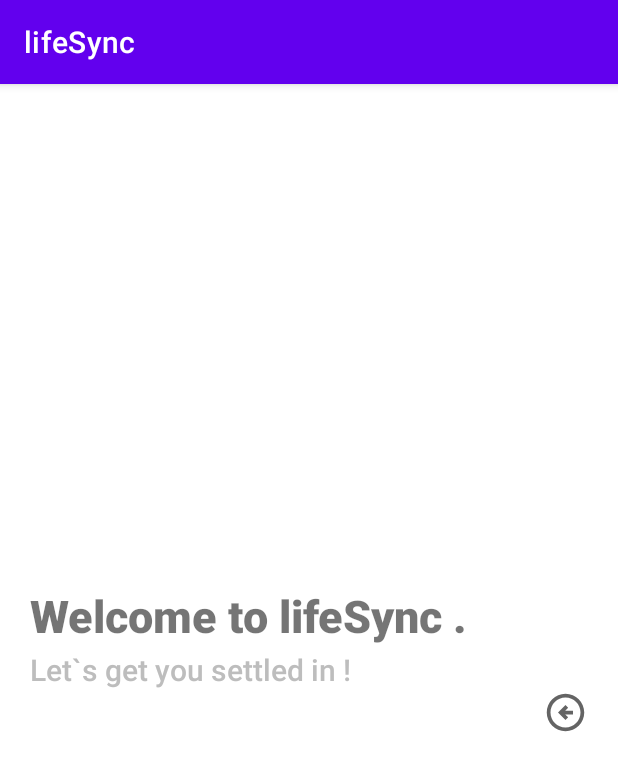
After one commit to kangchong978/lifeSync_android_app, an Android app: the fragment onboarding shown on its own in the app's theme, on a phone screen of 412 x 824 dp. The commit adds this screen. Shown: the top 771 px of the screen. Run offline under Robolectric (Android 15) with nearby library versions, the phone set to English and light mode, and no system bars; 2 statements that could not run were skipped.

Commit message:
Update#Onboarding ui

```diff
--- /dev/null
+++ b/app/src/main/java/com/example/lifesync/onboarding.java
@@ -0,0 +1,176 @@
+package com.example.lifesync;
+
+import android.os.Bundle;
+import android.view.LayoutInflater;
+import android.view.View;
+import android.view.ViewGroup;
+import android.widget.EditText;
+import android.widget.TextView;
+
+import androidx.annotation.NonNull;
+import androidx.annotation.Nullable;
+import androidx.fragment.app.Fragment;
+import androidx.navigation.NavController;
+import androidx.navigation.fragment.NavHostFragment;
+
+import com.google.android.material.progressindicator.CircularProgressIndicator;
+
+import java.util.Objects;
+
+enum OnboardingStep {
+    Welcome(0), InputName(1), InputHeight(2), InputWeight(3), InputAge(4), Congrats(5), HomePage(6);
+    private final int index;
+
+    OnboardingStep(int index) {
+        this.index = index;
+    }
+
+    public static OnboardingStep getNextOnboardingStepFromIndex(int index) {
+        for (OnboardingStep step : OnboardingStep.values()) {
+            if (step.getIndex() == index + 1) {
+                return step;
+            }
+        }
+        return OnboardingStep.values()[0];
+    }
+
+    public int getIndex() {
+        return index;
+    }
+}
+
+public class onboarding extends Fragment {
+    private NavController navController;
+    private OnboardingStep currentStep = OnboardingStep.Welcome;
+
+    private TextView onboarding_welcome_title_textview;
+    private TextView onboarding_name_title_textview;
+    private TextView onboarding_height_title_textview;
+    private TextView onboarding_weight_title_textview;
+    private TextView onboarding_age_title_textview;
+    private TextView onboarding_congrats_title_textview;
+
+    private TextView onboarding_welcome_subtitle_textview;
+    private EditText onboarding_name_edittext;
+    private EditText onboarding_height_edittext;
+    private EditText onboarding_weight_edittext;
+    private EditText onboarding_age_edittext;
+    private TextView onboarding_congrats_subtitle_textview;
+
+    private View onboarding_next_view;
+
+    private CircularProgressIndicator onboarding_loading_CircularProgressIndicator;
+
+    @Override
+    public void onCreate(Bundle savedInstanceState) {
+        super.onCreate(savedInstanceState);
+
+    }
+
+    @Override
+    public View onCreateView(LayoutInflater inflater, ViewGroup container, Bundle savedInstanceState) {
+        return inflater.inflate(R.layout.fragment_onboarding, container, false);
+    }
+
+    @Override
+    public void onViewCreated(@NonNull View view, @Nullable Bundle savedInstanceState) {
+        super.onViewCreated(view, savedInstanceState);
+        NavHostFragment navHostFragment = (NavHostFragment) Objects.requireNonNull(getActivity()).getSupportFragmentManager().findFragmentById(R.id.nav_host_fragment_content_main);
+        assert navHostFragment != null;
+        navController = navHostFragment.getNavController();
+
+        onboarding_welcome_title_textview = view.findViewById(R.id.onboarding_welcome_title_textview);
+        onboarding_name_title_textview = view.findViewById(R.id.onboarding_name_title_textview);
+        onboarding_height_title_textview = view.findViewById(R.id.onboarding_height_title_textview);
+        onboarding_weight_title_textview = view.findViewById(R.id.onboarding_weight_title_textview);
+        onboarding_age_title_textview = view.findViewById(R.id.onboarding_age_title_textview);
+        onboarding_congrats_title_textview = view.findViewById(R.id.onboarding_congrats_title_textview);
+
+        onboarding_welcome_subtitle_textview = view.findViewById(R.id.onboarding_welcome_subtitle_textview);
+        onboarding_name_edittext = view.findViewById(R.id.onboarding_name_edittext);
+        onboarding_height_edittext = view.findViewById(R.id.onboarding_height_edittext);
+        onboarding_weight_edittext = view.findViewById(R.id.onboarding_weight_edittext);
+        onboarding_age_edittext = view.findViewById(R.id.onboarding_age_edittext);
+        onboarding_congrats_subtitle_textview = view.findViewById(R.id.onboarding_congrats_subtitle_textview);
+
+        onboarding_next_view = view.findViewById(R.id.onboarding_next_view);
+        onboarding_next_view.setVisibility(View.VISIBLE);
+        onboarding_next_view.setOnClickListener(v -> onClickNextView());
+        onboarding_loading_CircularProgressIndicator = view.findViewById(R.id.onboarding_loading_CircularProgressIndicator);
+
+
+        displayOnboardingStepView(OnboardingStep.Welcome);
+    }
+
+    public void onClickNextView() {
+        displayOnboardingStepView(OnboardingStep.getNextOnboardingStepFromIndex(currentStep.getIndex()));
+    }
+
+    private void resetOnboardingStepView() {
+
+        onboarding_welcome_title_textview.setVisibility(View.GONE);
+        onboarding_name_title_textview.setVisibility(View.GONE);
+        onboarding_height_title_textview.setVisibility(View.GONE);
+        onboarding_weight_title_textview.setVisibility(View.GONE);
+        onboarding_age_title_textview.setVisibility(View.GONE);
+        onboarding_congrats_title_textview.setVisibility(View.GONE);
+
+        onboarding_welcome_subtitle_textview.setVisibility(View.GONE);
+        onboarding_name_edittext.setVisibility(View.GONE);
+        onboarding_height_edittext.setVisibility(View.GONE);
+        onboarding_weight_edittext.setVisibility(View.GONE);
+        onboarding_age_edittext.setVisibility(View.GONE);
+        onboarding_congrats_subtitle_textview.setVisibility(View.GONE);
+
+        onboarding_next_view.setVisibility(View.GONE);
+        onboarding_loading_CircularProgressIndicator.setVisibility(View.GONE);
+
+    }
+
+    private void displayOnboardingStepView(OnboardingStep step) {
+        resetOnboardingStepView();
+        switch (step) {
+            case Welcome:
+                onboarding_welcome_title_textview.setVisibility(View.VISIBLE);
+                onboarding_welcome_subtitle_textview.setVisibility(View.VISIBLE);
+                onboarding_next_view.setVisibility(View.VISIBLE);
+                break;
+            case InputName:
+                onboarding_name_title_textview.setVisibility(View.VISIBLE);
+                onboarding_name_edittext.setVisibility(View.VISIBLE);
+                onboarding_next_view.setVisibility(View.VISIBLE);
+                break;
+            case InputHeight:
+                onboarding_height_title_textview.setVisibility(View.VISIBLE);
+                onboarding_weight_edittext.setVisibility(View.VISIBLE);
+                onboarding_next_view.setVisibility(View.VISIBLE);
+                break;
+            case InputWeight:
+                onboarding_weight_title_textview.setVisibility(View.VISIBLE);
+                onboarding_weight_edittext.setVisibility(View.VISIBLE);
+                onboarding_next_view.setVisibility(View.VISIBLE);
+                break;
+            case InputAge:
+                onboarding_age_title_textview.setVisibility(View.VISIBLE);
+                onboarding_age_edittext.setVisibility(View.VISIBLE);
+                onboarding_next_view.setVisibility(View.VISIBLE);
+                break;
+            case Congrats:
+                onboarding_congrats_title_textview.setVisibility(View.VISIBLE);
+                onboarding_congrats_subtitle_textview.setVisibility(View.VISIBLE);
+                onboarding_next_view.setVisibility(View.VISIBLE);
+                break;
+            case HomePage:
+                onboarding_next_view.setVisibility(View.GONE);
+                onboarding_loading_CircularProgressIndicator.setVisibility(View.VISIBLE);
+                navigationToHomePage();
+                break;
+        }
+
+        currentStep = step;
+    }
+
+    private void navigationToHomePage() {
+        navController.navigate(R.id.FirstFragment);
+    }
+}
--- /dev/null
+++ b/app/src/main/res/drawable/outline_arrow_circle_left_24.xml
@@ -0,0 +1,5 @@
+<vector android:height="24dp" android:tint="#646464"
+    android:viewportHeight="24" android:viewportWidth="24"
+    android:width="24dp" xmlns:android="http://schemas.android.com/apk/res/android">
+    <path android:fillColor="@android:color/white" android:pathData="M2,12c0,5.52 4.48,10 10,10c5.52,0 10,-4.48 10,-10S17.52,2 12,2C6.48,2 2,6.48 2,12zM20,12c0,4.42 -3.58,8 -8,8c-4.42,0 -8,-3.58 -8,-8s3.58,-8 8,-8C16.42,4 20,7.58 20,12zM8,12l4,-4l1.41,1.41L11.83,11H16v2h-4.17l1.59,1.59L12,16L8,12z"/>
+</vector>
--- a/app/src/main/res/layout/fragment_first.xml
+++ b/app/src/main/res/layout/fragment_first.xml
@@ -37,7 +37,7 @@
                     android:layout_width="wrap_content"
                     android:layout_height="wrap_content"
                     android:text="@string/welcome"
-                    android:textColor="#BDBDBD"
+                    android:textColor="@color/grey"
                     android:textSize="18sp" />
 
                 <TextView
--- /dev/null
+++ b/app/src/main/res/layout/fragment_onboarding.xml
@@ -0,0 +1,173 @@
+<?xml version="1.0" encoding="utf-8"?>
+<FrameLayout xmlns:android="http://schemas.android.com/apk/res/android"
+    xmlns:tools="http://schemas.android.com/tools"
+    android:layout_width="match_parent"
+    android:layout_height="match_parent"
+    tools:context=".onboarding">
+
+    <LinearLayout
+        android:layout_width="match_parent"
+        android:layout_height="match_parent"
+        android:gravity="center_vertical"
+        android:orientation="vertical"
+        android:paddingHorizontal="20dp"
+        tools:ignore="UselessParent">
+
+        <TextView
+            android:id="@+id/onboarding_welcome_title_textview"
+            android:layout_width="wrap_content"
+            android:layout_height="wrap_content"
+            android:fontFamily="sans-serif-black"
+            android:text="@string/welcome_to_lifesync"
+            android:textSize="30sp"
+            android:visibility="gone" />
+
+        <TextView
+            android:id="@+id/onboarding_name_title_textview"
+            android:layout_width="wrap_content"
+            android:layout_height="wrap_content"
+            android:fontFamily="sans-serif-black"
+            android:text="@string/what_s_your_name"
+            android:textSize="30sp"
+            android:visibility="gone" />
+
+        <TextView
+            android:id="@+id/onboarding_height_title_textview"
+            android:layout_width="wrap_content"
+            android:layout_height="wrap_content"
+            android:fontFamily="sans-serif-black"
+            android:text="@string/what_s_your_height"
+            android:textSize="30sp"
+            android:visibility="gone" />
+
+        <TextView
+            android:id="@+id/onboarding_weight_title_textview"
+            android:layout_width="wrap_content"
+            android:layout_height="wrap_content"
+            android:fontFamily="sans-serif-black"
+            android:text="@string/what_s_your_weight"
+            android:textSize="30sp"
+            android:visibility="gone" />
+
+        <TextView
+            android:id="@+id/onboarding_age_title_textview"
+            android:layout_width="wrap_content"
+            android:layout_height="wrap_content"
+            android:fontFamily="sans-serif-black"
+            android:text="@string/what_s_your_age"
+            android:textSize="30sp"
+            android:visibility="gone" />
+
+        <TextView
+            android:id="@+id/onboarding_congrats_title_textview"
+            android:layout_width="wrap_content"
+            android:layout_height="wrap_content"
+            android:fontFamily="sans-serif-black"
+            android:text="@string/hurray"
+            android:textSize="30sp"
+            android:visibility="gone" />
+
+        <Space
+            android:layout_width="wrap_content"
+            android:layout_height="2dp" />
+
+        <TextView
+            android:id="@+id/onboarding_welcome_subtitle_textview"
+            android:layout_width="wrap_content"
+            android:layout_height="wrap_content"
+            android:fontFamily="sans-serif-medium"
+            android:text="@string/let_s_get_you_settled_in"
+            android:textColor="@color/grey"
+            android:textSize="20sp"
+            android:visibility="gone" />
+
+        <EditText
+            android:id="@+id/onboarding_name_edittext"
+            android:layout_width="wrap_content"
+            android:layout_height="wrap_content"
+            android:fontFamily="sans-serif-medium"
+            android:hint="@string/type_your_name_here"
+            android:inputType="text"
+            android:maxLines="1"
+            android:textColorHint="@color/grey"
+            android:textSize="20sp"
+            android:visibility="gone"
+            android:importantForAutofill="no" />
+
+        <EditText
+            android:id="@+id/onboarding_height_edittext"
+            android:layout_width="wrap_content"
+            android:layout_height="wrap_content"
+            android:fontFamily="sans-serif-medium"
+            android:hint="@string/type_your_height_here"
+            android:inputType="text"
+            android:maxLines="1"
+            android:textColorHint="@color/grey"
+            android:textSize="20sp"
+            android:visibility="gone"
+            tools:ignore="TextFields"
+            android:importantForAutofill="no" />
+
+        <EditText
+            android:id="@+id/onboarding_weight_edittext"
+            android:layout_width="wrap_content"
+            android:layout_height="wrap_content"
+            android:fontFamily="sans-serif-medium"
+            android:hint="@string/type_your_weight_here"
+            android:inputType="text"
+            android:maxLines="1"
+            android:textColorHint="@color/grey"
+            android:textSize="20sp"
+            android:visibility="gone"
+            android:importantForAutofill="no"
+            tools:ignore="TextFields" />
+
+        <EditText
+            android:id="@+id/onboarding_age_edittext"
+            android:layout_width="wrap_content"
+            android:layout_height="wrap_content"
+            android:fontFamily="sans-serif-medium"
+            android:hint="@string/type_your_age_here"
+            android:inputType="text"
+            android:maxLines="1"
+            android:textColorHint="@color/grey"
+            android:textSize="20sp"
+            android:visibility="gone"
+            android:importantForAutofill="no" />
+
+        <TextView
+            android:id="@+id/onboarding_congrats_subtitle_textview"
+            android:layout_width="wrap_content"
+            android:layout_height="wrap_content"
+            android:fontFamily="sans-serif-medium"
+            android:inputType="text"
+            android:maxLines="1"
+            android:text="@string/sync_your_life_let_s_begin"
+            android:textColor="@color/grey"
+            android:textSize="20sp"
+            android:visibility="gone"
+            tools:ignore="TextViewEdits" />
+
+        <View
+            android:id="@+id/onboarding_next_view"
+            android:layout_width="30dp"
+            android:layout_height="30dp"
+            android:layout_gravity="right"
+            android:background="@drawable/outline_arrow_circle_left_24"
+            android:visibility="gone"
+            tools:ignore="RtlHardcoded">
+
+        </View>
+
+        <com.google.android.material.progressindicator.CircularProgressIndicator
+            android:id="@+id/onboarding_loading_CircularProgressIndicator"
+            android:layout_width="wrap_content"
+            android:layout_height="wrap_content"
+            android:layout_gravity="center"
+            android:indeterminate="true"
+            android:visibility="gone" />
+
+
+    </LinearLayout>
+
+</FrameLayout>
--- a/app/src/main/res/values/colors.xml
+++ b/app/src/main/res/values/colors.xml
@@ -7,4 +7,5 @@
     <color name="teal_700">#FF018786</color>
     <color name="black">#FF000000</color>
     <color name="white">#FFFFFFFF</color>
+    <color name="grey">#FFBDBDBD</color>
 </resources>
--- a/app/src/main/res/values/strings.xml
+++ b/app/src/main/res/values/strings.xml
@@ -16,4 +16,17 @@
     <string name="my_activity">My Activity</string>
     <string name="menu">Menu</string>
     <string name="add_activity">Add activity</string>
+    <string name="hello_blank_fragment">Hello blank fragment</string>
+    <string name="welcome_to_lifesync">Welcome to lifeSync .</string>
+    <string name="what_s_your_height">What`s your height ?</string>
+    <string name="what_s_your_weight">What`s your weight ?</string>
+    <string name="what_s_your_age">What`s your age ?</string>
+    <string name="hurray">HURRAY ! 🎉</string>
+    <string name="let_s_get_you_settled_in">Let`s get you settled in !</string>
+    <string name="type_your_name_here">Type your name here …</string>
+    <string name="type_your_height_here">Type your height here …</string>
+    <string name="type_your_weight_here">Type your weight here …</string>
+    <string name="sync_your_life_let_s_begin">Sync Your Life: Let\'s Begin !</string>
+    <string name="type_your_age_here">Type your age here …</string>
+    <string name="what_s_your_name">What`s your name ?</string>
 </resources>
```
Also changed, not shown: app/src/main/AndroidManifest.xml (+4 -3 lines).
